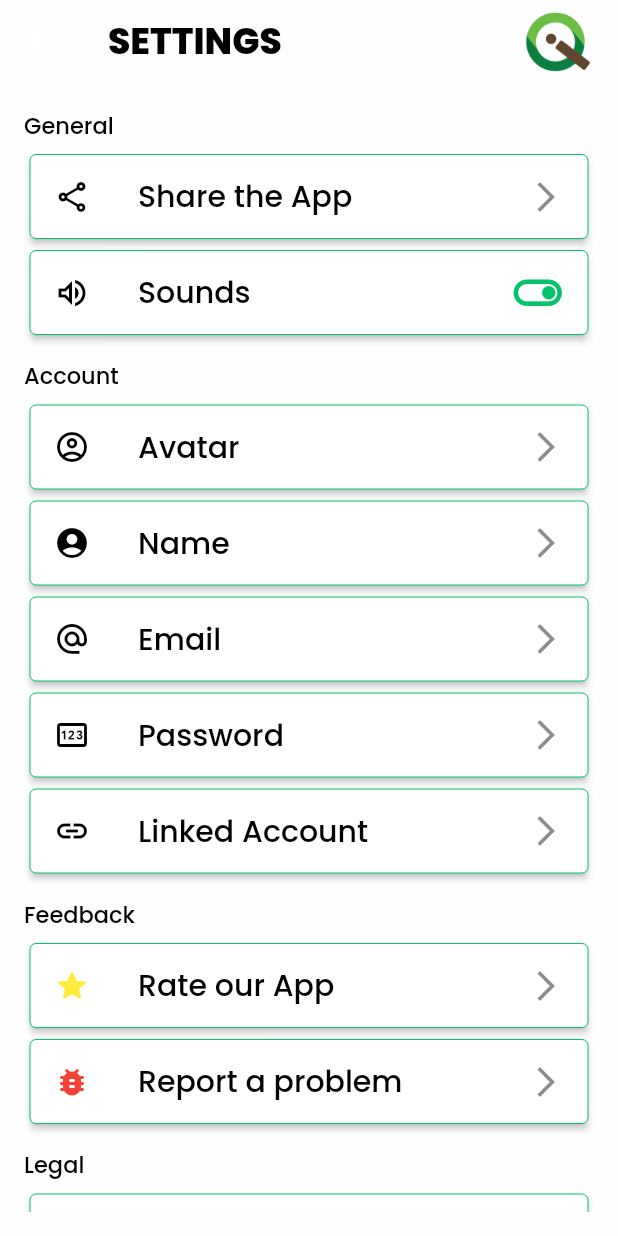
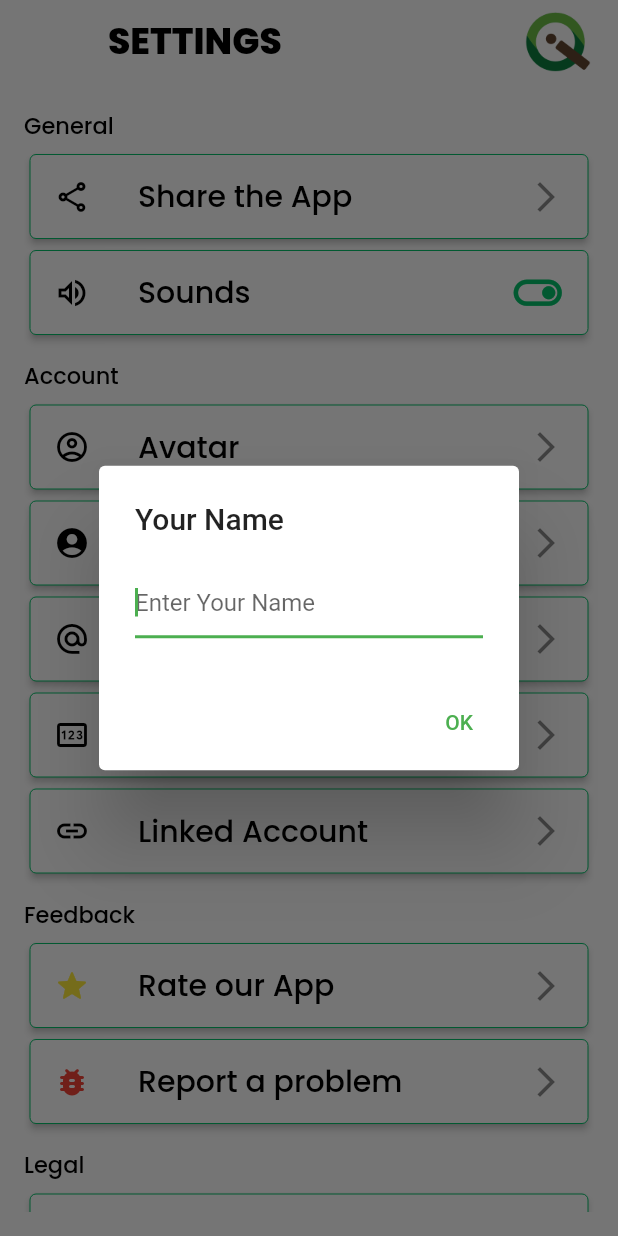
Before and after one commit to jelloalmoite/investor-quiz-app, a Flutter app: the SettingsPage screen opened directly, after a tap on "Name", on a phone screen of 412 x 824 dp. Run offline on Flutter 3.47's test engine with Material 2 defaults, Android fonts, the phone set to English and light mode, and no system bars; our stand-ins replace animated_splash_screen, auto_size_text, hive, hive_flutter, page_transition, percent_indicator and 4 more; missing offline and left inert: launch_review; accounts and stored records are empty.

Commit message:
Settings Name & Rating dialog box

```diff
--- a/lib/pages/categorypage.dart
+++ b/lib/pages/categorypage.dart
@@ -83,9 +83,7 @@ class _CategoryPage extends State<CategoryPage> {
             icon: const Icon(Icons.arrow_back_ios_rounded),
             iconSize: 35,
             color: Colors.black,
-            onPressed: () => {
-              Navigator.pop(context),
-            },
+            onPressed: () => {setState(() {}), Navigator.pop(context)},
           ),
         ),
         body: SafeArea(
--- a/lib/pages/settings.dart
+++ b/lib/pages/settings.dart
@@ -1,5 +1,7 @@
 import 'package:flutter/material.dart';
 import 'package:share_plus/share_plus.dart';
+import 'package:rating_dialog/rating_dialog.dart';
+import 'package:launch_review/launch_review.dart';
 
 class SettingsPage extends StatefulWidget {
   const SettingsPage({Key? key}) : super(key: key);
@@ -9,6 +11,63 @@ class SettingsPage extends StatefulWidget {
 }
 
 class _SettingsPageState extends State<SettingsPage> {
+  late TextEditingController controller;
+  String name = ' ';
+
+  @override
+  void initState() {
+    super.initState();
+
+    controller = TextEditingController();
+  }
+
+  @override
+  void dispose() {
+    controller.dispose();
+
+    super.dispose();
+  }
+
+  //==========Start of Rating
+  final _dialog = RatingDialog(
+    initialRating: 1.0,
+    // your app's name?
+    title: const Text(
+      'Investor Quiz App',
+      textAlign: TextAlign.center,
+      style: TextStyle(
+        fontSize: 25,
+        fontWeight: FontWeight.bold,
+      ),
+    ),
+
+    message: const Text(
+      'Tap a star to set your rating.',
+      textAlign: TextAlign.center,
+      style: TextStyle(fontSize: 15),
+    ),
+    image: Image.asset(
+      "assets/images/logo.png",
+      width: 50,
+    ),
+    submitButtonText: 'Submit',
+    commentHint: 'Set your custom comment hint',
+    onCancelled: () => print('cancelled'),
+    onSubmitted: (response) {
+      print('rating: ${response.rating}, comment: ${response.comment}');
+
+      //
+      if (response.rating < 3.0) {
+        print('response.rating: ${response.rating}');
+      } else {
+        LaunchReview.launch(
+          androidAppId: "com.kiloo.subwaysurf",
+        );
+      }
+    },
+  );
+  //==========End of Rating
+
   Widget settingText(word) {
     return Text(
       word,
@@ -125,9 +184,14 @@ class _SettingsPageState extends State<SettingsPage> {
                       color: Colors.black),
                   () => {}),
               settingCard(
-                  "Name",
-                  const Icon(Icons.account_circle, color: Colors.black),
-                  () => {}),
+                "Name",
+                const Icon(Icons.account_circle, color: Colors.black),
+                () async {
+                  final name = await openDialog();
+                  if (name == null || name.isEmpty) return;
+                  setState(() => this.name = name);
+                },
+              ),
               settingCard(
                   "Email",
                   const Icon(Icons.alternate_email_outlined,
@@ -147,10 +211,14 @@ class _SettingsPageState extends State<SettingsPage> {
               // FEEDBACK
               settingText("Feedback"),
               const SizedBox(height: 4.0),
-              settingCard(
-                  "Rate our App",
-                  const Icon(Icons.grade_rounded, color: Colors.yellow),
-                  () => {}),
+              settingCard("Rate our App",
+                  const Icon(Icons.grade_rounded, color: Colors.yellow), () {
+                showDialog(
+                  context: context,
+                  barrierDismissible: true,
+                  builder: (context) => _dialog,
+                );
+              }),
               settingCard(
                   "Report a problem",
                   const Icon(Icons.bug_report_rounded, color: Colors.red),
@@ -177,4 +245,28 @@ class _SettingsPageState extends State<SettingsPage> {
           ),
         ),
       );
+
+  Future<String?> openDialog() => showDialog<String>(
+        context: context,
+        builder: (context) => AlertDialog(
+          title: Text('Your Name'),
+          content: TextField(
+            autofocus: true,
+            decoration: InputDecoration(hintText: 'Enter Your Name'),
+            controller: controller,
+            onSubmitted: (_) => submit(),
+          ),
+          actions: [
+            TextButton(
+              child: Text('OK'),
+              onPressed: submit,
+            )
+          ],
+        ),
+      );
+
+  void submit() {
+    Navigator.of(context).pop(controller.text);
+    controller.clear();
+  }
 }
--- a/pubspec.yaml
+++ b/pubspec.yaml
@@ -40,6 +40,8 @@ dependencies:
   animated_splash_screen: ^1.2.0
   syncfusion_flutter_charts: ^19.1.56
   share_plus: ^4.0.7
+  launch_review: ^3.0.1
+  rating_dialog: ^2.0.4
 
 
   # The following adds the Cupertino Icons font to your application.
```
Also changed, not shown: pubspec.lock.
